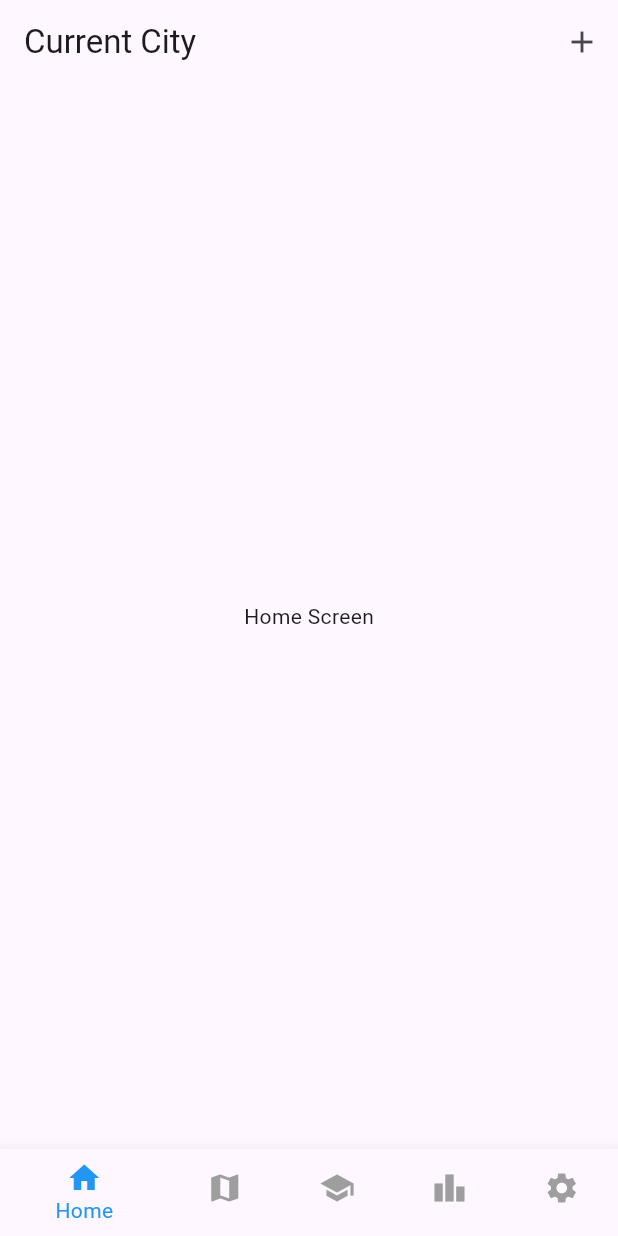
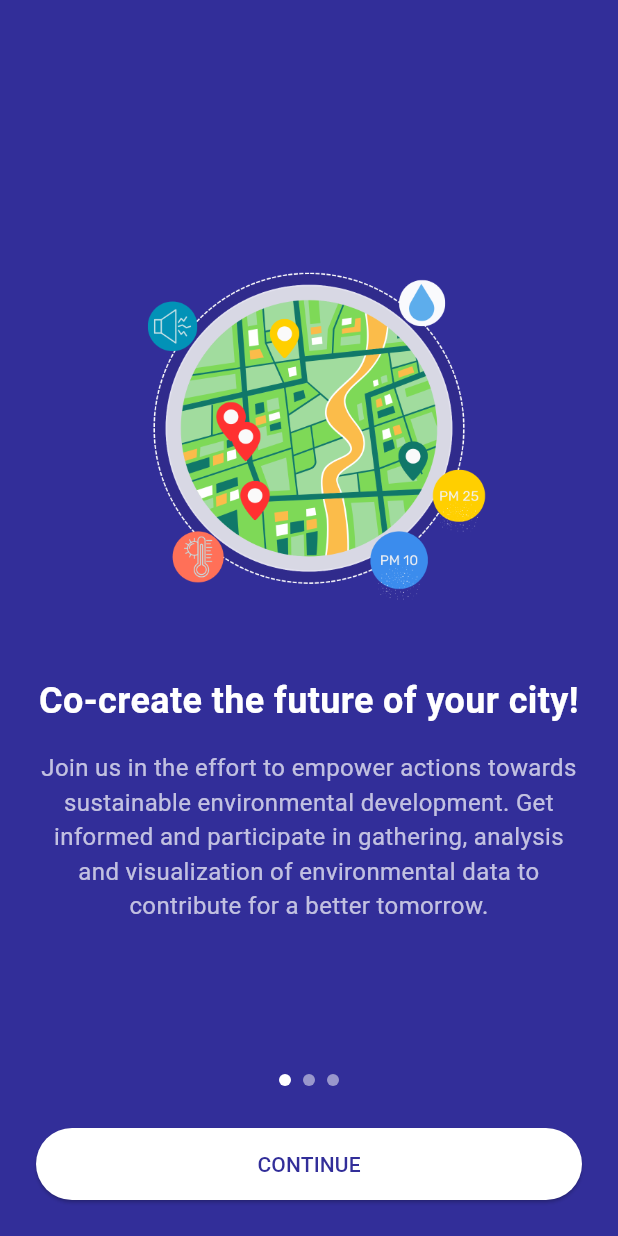
Before and after one commit to bube-ristovska/pulseeco, a Flutter app: the screen it shows after launch, on a phone screen of 412 x 824 dp. Run offline on Flutter 3.47's test engine with Material 3 defaults, Android fonts, the light colour scheme and no system bars.

Commit message:
Onboarding

```diff
--- a/lib/main.dart
+++ b/lib/main.dart
@@ -1,5 +1,6 @@
 import 'package:flutter/material.dart';
-import 'city.dart'; // Import the city list screen
+import 'city.dart';
+import 'onboarding.dart'; // Import the city list screen
 
 void main() {
   runApp(const MyApp());
@@ -11,11 +12,14 @@ class MyApp extends StatelessWidget {
   @override
   Widget build(BuildContext context) {
     return MaterialApp(
-      title: 'Air Quality App',
-      theme: ThemeData(
-        primarySwatch: Colors.blue,
-      ),
-      home: const AirQualityScreen(),
+      debugShowCheckedModeBanner: false,
+      title: 'Onboarding Demo',
+      theme: ThemeData(primarySwatch: Colors.blue),
+      initialRoute: '/',
+      routes: {
+        '/': (context) => OnboardingScreen(),
+        '/home': (context) => AirQualityScreen(),
+      },
     );
   }
 }
--- /dev/null
+++ b/lib/onboarding.dart
@@ -0,0 +1,249 @@
+import 'package:flutter/material.dart';
+
+// OnboardingScreen widget that manages the state and navigation of the onboarding process
+class OnboardingScreen extends StatefulWidget {
+  const OnboardingScreen({Key? key}) : super(key: key);
+
+  @override
+  State<OnboardingScreen> createState() => _OnboardingScreenState();
+}
+
+class _OnboardingScreenState extends State<OnboardingScreen> {
+  // Controller for managing page transitions
+  final PageController _pageController = PageController();
+  int _currentPage = 0;
+
+  // List of screen data for easy maintenance and scalability
+  final List<OnboardingScreenData> screens = [
+    OnboardingScreenData(
+      title: 'Co-create the future of your city!',
+      description: 'Join us in the effort to empower actions towards sustainable environmental development. Get informed and participate in gathering, analysis and visualization of environmental data to contribute for a better tomorrow.',
+      imagePath: 'assets/images/welcome_map.png',
+      primaryButtonText: 'CONTINUE',
+      showSecondaryButton: false,
+    ),
+    OnboardingScreenData(
+      title: 'Turn on notifications',
+      description: 'Enable notifications to receive timely alerts about air quality changes in your area. You\'ll be notified about high pollution levels, health recommendations, and updates from local air monitoring stations.',
+      imagePath: 'assets/images/notifications.png',
+      primaryButtonText: 'TURN ON',
+      secondaryButtonText: 'NO, THANKS',
+      showSecondaryButton: true,
+    ),
+    OnboardingScreenData(
+      title: 'Turn on location',
+      description: 'Allow location access to see real-time air pollution levels and alerts for your area. We only use your location to provide accurate, location-based information to keep you safe and informed.',
+      imagePath: 'assets/images/location.png',
+      primaryButtonText: 'TURN ON',
+      secondaryButtonText: 'NO, THANKS',
+      showSecondaryButton: true,
+    ),
+  ];
+
+  @override
+  void dispose() {
+    _pageController.dispose();
+    super.dispose();
+  }
+
+  // Handle primary button actions based on current page
+  void _handlePrimaryButtonTap() async {
+    switch (_currentPage) {
+      case 0:
+        _pageController.nextPage(
+          duration: const Duration(milliseconds: 300),
+          curve: Curves.easeInOut,
+        );
+        break;
+      case 1:
+      // TODO: Implement notification permission request
+        await _requestNotificationPermission();
+        _pageController.nextPage(
+          duration: const Duration(milliseconds: 300),
+          curve: Curves.easeInOut,
+        );
+        break;
+      case 2:
+      // TODO: Implement location permission request
+        await _requestLocationPermission();
+        // Navigate to main app screen after completing onboarding
+        if (mounted) {
+          Navigator.pushReplacementNamed(context, '/home');
+        }
+        break;
+    }
+  }
+
+  // Handle secondary button actions
+  void _handleSecondaryButtonTap() {
+    if (_currentPage < screens.length - 1) {
+      _pageController.nextPage(
+        duration: const Duration(milliseconds: 300),
+        curve: Curves.easeInOut,
+      );
+    } else {
+      Navigator.pushReplacementNamed(context, '/home');
+    }
+  }
+
+  // Placeholder for notification permission request
+  Future<void> _requestNotificationPermission() async {
+    // Implement platform-specific notification permission request
+  }
+
+  // Placeholder for location permission request
+  Future<void> _requestLocationPermission() async {
+    // Implement platform-specific location permission request
+  }
+
+  @override
+  Widget build(BuildContext context) {
+    return Scaffold(
+      backgroundColor: const Color(0xFF322E99), // Deep purple background
+      body: Stack(
+        children: [
+          PageView.builder(
+            controller: _pageController,
+            onPageChanged: (index) {
+              setState(() {
+                _currentPage = index;
+              });
+            },
+            itemCount: screens.length,
+            itemBuilder: (context, index) {
+              return OnboardingPage(
+                data: screens[index],
+                onPrimaryButtonTap: _handlePrimaryButtonTap,
+                onSecondaryButtonTap: _handleSecondaryButtonTap,
+              );
+            },
+          ),
+          // Page indicator dots
+          Positioned(
+            bottom: 100,
+            left: 0,
+            right: 0,
+            child: Row(
+              mainAxisAlignment: MainAxisAlignment.center,
+              children: List.generate(
+                screens.length,
+                    (index) => Padding(
+                  padding: const EdgeInsets.symmetric(horizontal: 4),
+                  child: CircleAvatar(
+                    radius: 4,
+                    backgroundColor: _currentPage == index
+                        ? Colors.white
+                        : Colors.white.withOpacity(0.5),
+                  ),
+                ),
+              ),
+            ),
+          ),
+        ],
+      ),
+    );
+  }
+}
+
+// Data class for organizing screen content
+class OnboardingScreenData {
+  final String title;
+  final String description;
+  final String imagePath;
+  final String primaryButtonText;
+  final String? secondaryButtonText;
+  final bool showSecondaryButton;
+
+  OnboardingScreenData({
+    required this.title,
+    required this.description,
+    required this.imagePath,
+    required this.primaryButtonText,
+    this.secondaryButtonText,
+    this.showSecondaryButton = false,
+  });
+}
+
+// Individual onboarding page widget
+class OnboardingPage extends StatelessWidget {
+  final OnboardingScreenData data;
+  final VoidCallback onPrimaryButtonTap;
+  final VoidCallback onSecondaryButtonTap;
+
+  const OnboardingPage({
+    Key? key,
+    required this.data,
+    required this.onPrimaryButtonTap,
+    required this.onSecondaryButtonTap,
+  }) : super(key: key);
+
+  @override
+  Widget build(BuildContext context) {
+    return Padding(
+      padding: const EdgeInsets.all(24.0),
+      child: Column(
+        mainAxisAlignment: MainAxisAlignment.center,
+        children: [
+          Expanded(
+            child: Column(
+              mainAxisAlignment: MainAxisAlignment.center,
+              children: [
+                Image.asset(
+                  data.imagePath,
+                  height: 250,
+                  fit: BoxFit.contain,
+                ),
+                const SizedBox(height: 40),
+                Text(
+                  data.title,
+                  style: const TextStyle(
+                    fontSize: 24,
+                    fontWeight: FontWeight.bold,
+                    color: Colors.white,
+                  ),
+                  textAlign: TextAlign.center,
+                ),
+                const SizedBox(height: 16),
+                Text(
+                  data.description,
+                  style: const TextStyle(
+                    fontSize: 16,
+                    color: Colors.white70,
+                  ),
+                  textAlign: TextAlign.center,
+                ),
+              ],
+            ),
+          ),
+          Column(
+            children: [
+              ElevatedButton(
+                onPressed: onPrimaryButtonTap,
+                style: ElevatedButton.styleFrom(
+                  backgroundColor: Colors.white,
+                  foregroundColor: const Color(0xFF322E99),
+                  minimumSize: const Size(double.infinity, 48),
+                  shape: RoundedRectangleBorder(
+                    borderRadius: BorderRadius.circular(24),
+                  ),
+                ),
+                child: Text(data.primaryButtonText),
+              ),
+              if (data.showSecondaryButton) ...[
+                const SizedBox(height: 12),
+                TextButton(
+                  onPressed: onSecondaryButtonTap,
+                  style: TextButton.styleFrom(
+                    foregroundColor: Colors.white,
+                    minimumSize: const Size(double.infinity, 48),
+                  ),
+                  child: Text(data.secondaryButtonText ?? ''),
+                ),
+              ],
+            ],
+          ),
+        ],
+      ),
+    );
+  }
+}
--- a/pubspec.yaml
+++ b/pubspec.yaml
@@ -52,7 +52,10 @@ dev_dependencies:
 
 # The following section is specific to Flutter packages.
 flutter:
-
+  assets:
+  - assets/images/welcome_map.png
+  - assets/images/notifications.png
+  - assets/images/location.png
   # The following line ensures that the Material Icons font is
   # included with your application, so that you can use the icons in
   # the material Icons class.
```
Also changed, not shown: assets/images/location.png (added), assets/images/notifications.png (added), assets/images/welcome_map.png (added), pubspec.lock.
